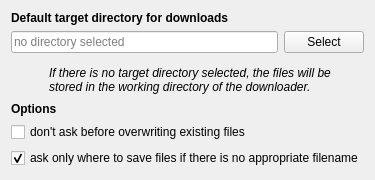
Before: the Qt Designer form gui/targetpage.ui in Martchus/videodownloader, drawn with Qt 5.
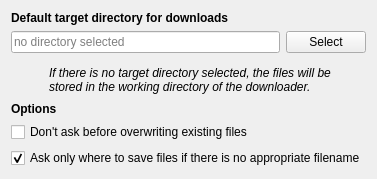
After: the same form once the commit is applied.

Commit message: Make labels more consistent

Patch:
```diff
--- a/gui/targetpage.ui
+++ b/gui/targetpage.ui
@@ -2,14 +2,6 @@
 <ui version="4.0">
  <class>QtGui::TargetPage</class>
  <widget class="QWidget" name="QtGui::TargetPage">
-  <property name="geometry">
-   <rect>
-    <x>0</x>
-    <y>0</y>
-    <width>331</width>
-    <height>180</height>
-   </rect>
-  </property>
   <property name="windowTitle">
    <string>Target directory</string>
   </property>
@@ -138,14 +130,14 @@
    <item>
     <widget class="QCheckBox" name="overwriteCheckBox">
      <property name="text">
-      <string>don't ask before overwriting existing files</string>
+      <string>Don't ask before overwriting existing files</string>
      </property>
     </widget>
    </item>
    <item>
     <widget class="QCheckBox" name="askOnlyWhenThereIsNoAppropriateFilenameCheckBox">
      <property name="text">
-      <string>ask only where to save files if there is no appropriate filename</string>
+      <string>Ask only where to save files if there is no appropriate filename</string>
      </property>
      <property name="checked">
       <bool>true</bool>
```
The commit also changes 4 other files.
